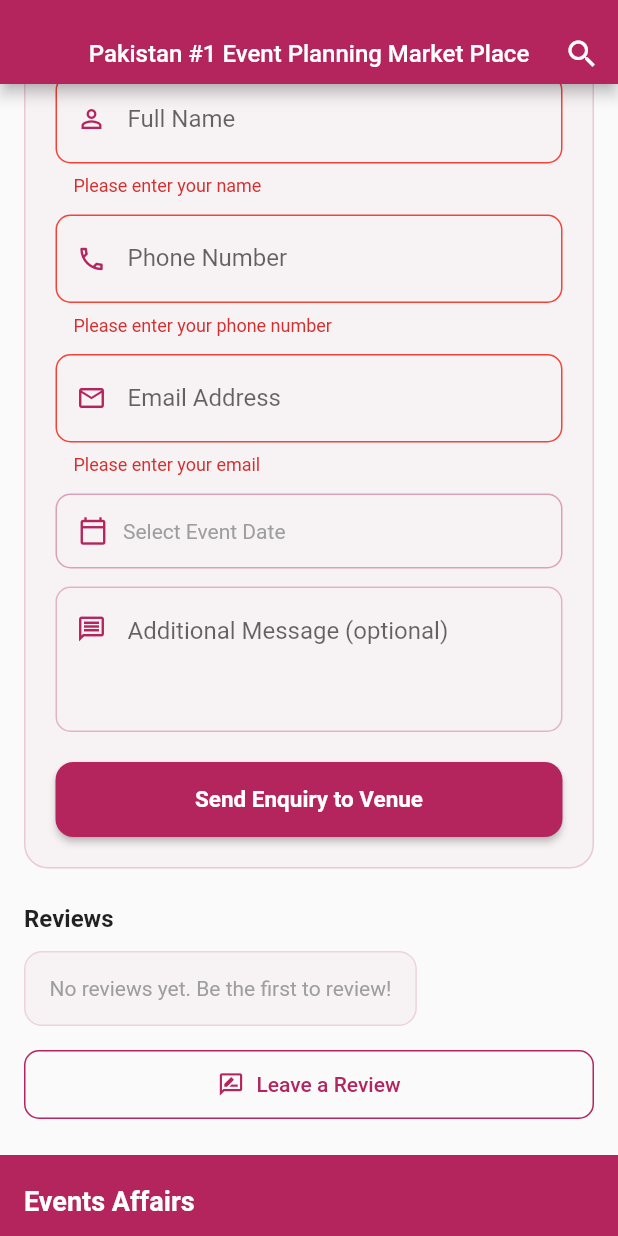
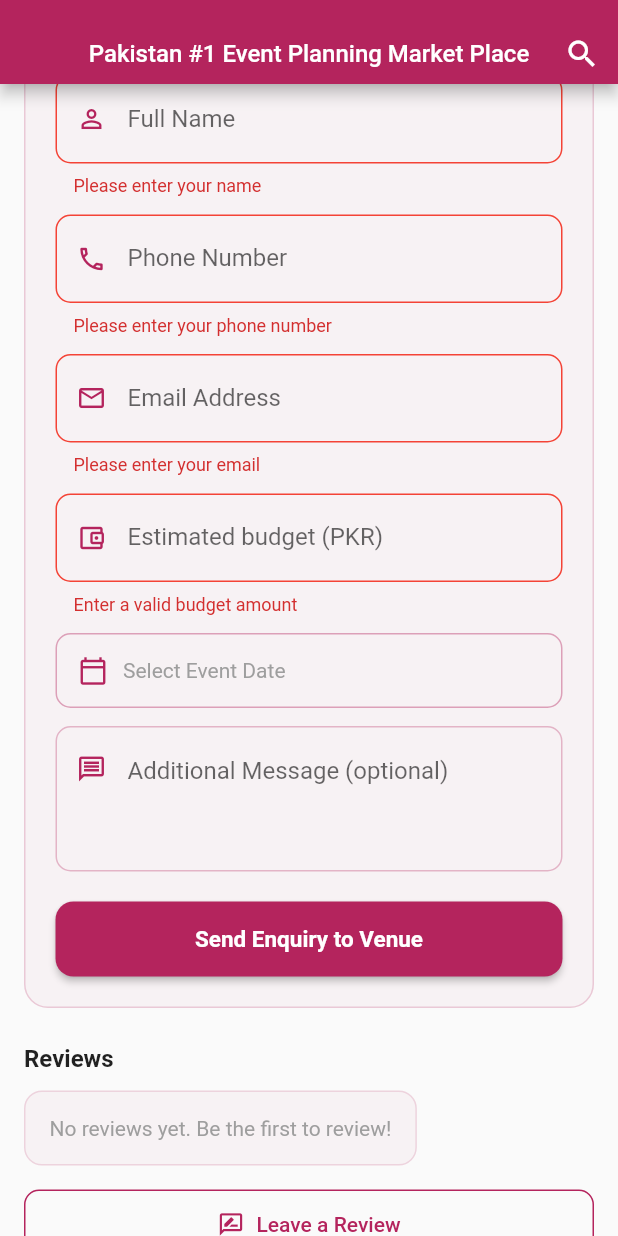
Before and after one commit to Ali-Stranger/events_affairs, a Flutter app: the VenueContactPage screen opened directly with empty values, scrolled down 576 dp, after a tap on "Send Enquiry to Venue", on a phone screen of 412 x 824 dp. Run offline on Flutter 3.47's test engine with Material 3 defaults, Android fonts, the phone set to English and light mode, and no system bars; our stand-ins replace cloud_firestore, firebase_auth, firebase_core, flutter_local_notifications, image_picker; accounts and stored records are empty.

Commit message:
budget option

```diff
--- a/lib/venuecontact.dart
+++ b/lib/venuecontact.dart
@@ -767,6 +767,7 @@ class _VenueContactPageState extends State<VenueContactPage> {
   final _nameCtrl = TextEditingController();
   final _phoneCtrl = TextEditingController();
   final _emailCtrl = TextEditingController();
+  final _budgetCtrl = TextEditingController();
   final _messageCtrl = TextEditingController();
   DateTime? _selectedDate;
   bool _vendorUidLoaded = false;
@@ -819,6 +820,7 @@ class _VenueContactPageState extends State<VenueContactPage> {
     _nameCtrl.dispose();
     _phoneCtrl.dispose();
     _emailCtrl.dispose();
+    _budgetCtrl.dispose();
     _messageCtrl.dispose();
     _reviewCtrl.dispose();
     super.dispose();
@@ -916,6 +918,8 @@ class _VenueContactPageState extends State<VenueContactPage> {
     }
 
     try {
+      final budgetPkr = _parseBudgetPkr(_budgetCtrl.text) ?? 0;
+
       await FirebaseFirestore.instance.collection('quotes').add({
         'vendorId': vendorUid,
         'customerId': user.uid,
@@ -926,6 +930,7 @@ class _VenueContactPageState extends State<VenueContactPage> {
         'city': widget.location,
         'eventDate': _formatDate(_selectedDate!),
         'message': _messageCtrl.text.trim(),
+        'budget': budgetPkr,
         'createdAt': FieldValue.serverTimestamp(),
         'status': 'pending',
       });
@@ -1024,6 +1029,13 @@ class _VenueContactPageState extends State<VenueContactPage> {
         ),
       );
     }
+  }
+
+  /// Parses "50000" or "50,000" → PKR integer.
+  int? _parseBudgetPkr(String raw) {
+    final s = raw.replaceAll(',', '').replaceAll(' ', '').trim();
+    if (s.isEmpty) return null;
+    return int.tryParse(s);
   }
 
   String _formatDate(DateTime d) => '${d.day} ${_monthName(d.month)} ${d.year}';
@@ -1398,6 +1410,30 @@ class _VenueContactPageState extends State<VenueContactPage> {
                               }
                               if (!v.contains('@') || !v.contains('.')) {
                                 return 'Enter a valid email address';
+                              }
+                              return null;
+                            },
+                          ),
+
+                          const SizedBox(height: 12),
+
+                          // Estimated budget (PKR)
+                          _formField(
+                            controller: _budgetCtrl,
+                            label: 'Estimated budget (PKR)',
+                            icon: Icons.account_balance_wallet_outlined,
+                            keyboardType: TextInputType.number,
+                            inputFormatters: [
+                              FilteringTextInputFormatter.allow(
+                                RegExp(r'[0-9,]')),
+                            ],
+                            validator: (v) {
+                              final n = _parseBudgetPkr(v ?? '');
+                              if (n == null || n <= 0) {
+                                return 'Enter a valid budget amount';
+                              }
+                              if (n > 100000000) {
+                                return 'Amount is too large';
                               }
                               return null;
                             },
```
Also changed, not shown: lib/vendor_screens/vendor_bookings.dart (+31 -7 lines).
